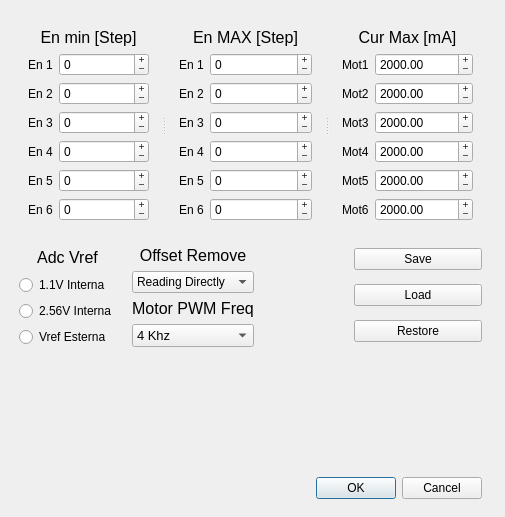
Before: the Qt Designer form SourceCode/2_uiSource/ScorbotUI_cpp/src/scorbotUi/ui_source/settingBoardWindow.ui in Alfystar/Scorbot-CA, drawn with Qt 5.
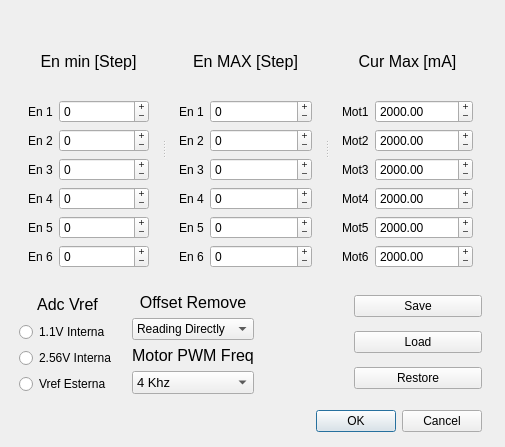
After: the same form once the commit is applied.

What changed in the file:
```diff
--- a/SourceCode/2_uiSource/ScorbotUI_cpp/src/scorbotUi/ui_source/settingBoardWindow.ui
+++ b/SourceCode/2_uiSource/ScorbotUI_cpp/src/scorbotUi/ui_source/settingBoardWindow.ui
@@ -8,7 +8,7 @@
              <x>0</x>
              <y>0</y>
              <width>505</width>
-             <height>517</height>
+             <height>447</height>
          </rect>
      </property>
      <property name="sizePolicy">
@@ -32,7 +32,7 @@
      <x>10</x>
      <y>10</y>
      <width>481</width>
-        <height>498</height>
+     <height>431</height>
     </rect>
    </property>
    <layout class="QVBoxLayout" name="verticalLayout">
@@ -783,19 +783,6 @@
       </item>
      </layout>
     </item>
-    <item>
-     <spacer name="verticalSpacer">
-      <property name="orientation">
-       <enum>Qt::Vertical</enum>
-      </property>
-      <property name="sizeHint" stdset="0">
-       <size>
-        <width>20</width>
-        <height>40</height>
-       </size>
-      </property>
-     </spacer>
-    </item>
     <item>
      <widget class="QDialogButtonBox" name="buttonBox">
       <property name="orientation">
```
Left out of the diff: 2 changed lines with no effect on the pictures.
